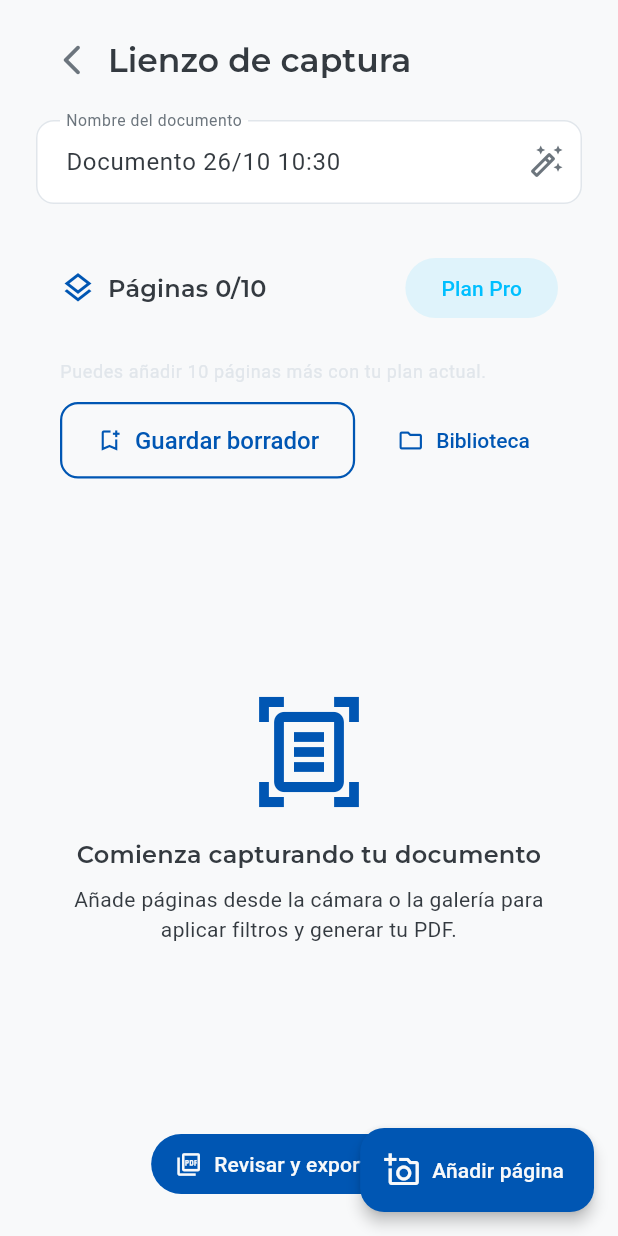
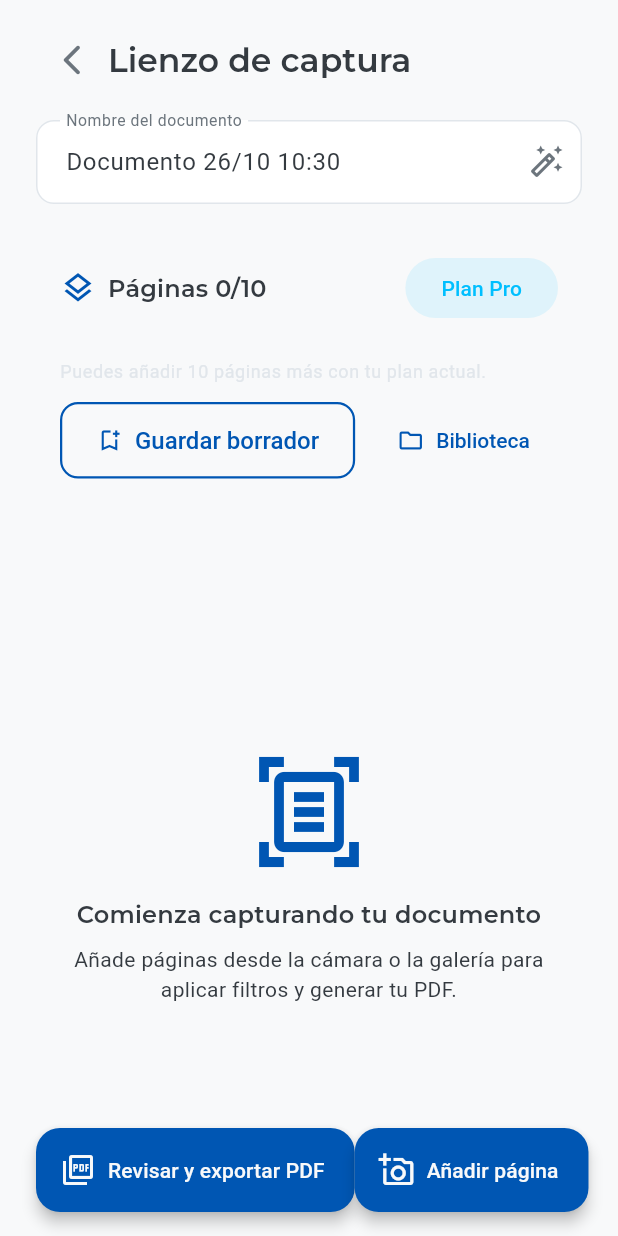
Before and after one commit to RRober97/EasyScanPDF, a Flutter app: the MainScanningScreen screen opened by its route, on a phone screen of 412 x 824 dp. Run offline on Flutter 3.47's test engine with Material 3 defaults, Android fonts, the phone set to English and light mode, and no system bars; our stand-ins replace cached_network_image, camera, connectivity_plus, flutter_animate, flutter_cache_manager, flutter_riverpod and 9 more; missing offline and left inert: crop_your_image.

Commit message:
Align export action with add page FAB

```diff
--- a/lib/presentation/main_scanning_screen/main_scanning_screen.dart
+++ b/lib/presentation/main_scanning_screen/main_scanning_screen.dart
@@ -172,10 +172,39 @@ class _MainScanningScreenState extends ConsumerState<MainScanningScreen> {
     final progress = limit == 0 ? 0.0 : session.pages.length / limit;
 
     return Scaffold(
-      floatingActionButton: FloatingActionButton.extended(
-        onPressed: _showAddOptions,
-        icon: const Icon(Icons.add_a_photo_outlined),
-        label: const Text('Añadir página'),
+      floatingActionButtonLocation: FloatingActionButtonLocation.centerFloat,
+      floatingActionButton: Padding(
+        padding: const EdgeInsets.symmetric(horizontal: 24),
+        child: Row(
+          children: [
+            FloatingActionButton.extended(
+              heroTag: 'export-fab',
+              onPressed: session.pages.isEmpty
+                  ? () => Fluttertoast.showToast(
+                        msg: 'Añade al menos una página para generar el PDF',
+                      )
+                  : () {
+                      Navigator.pushNamed(
+                        context,
+                        AppRoutes.pdfGeneration,
+                        arguments: {
+                          'name': _nameController.text.trim(),
+                          'draftId': _draftId,
+                        },
+                      );
+                    },
+              icon: const Icon(Icons.picture_as_pdf_outlined),
+              label: const Text('Revisar y exportar PDF'),
+            ),
+            const Spacer(),
+            FloatingActionButton.extended(
+              heroTag: 'add-page-fab',
+              onPressed: _showAddOptions,
+              icon: const Icon(Icons.add_a_photo_outlined),
+              label: const Text('Añadir página'),
+            ),
+          ],
+        ),
       ),
       body: SafeArea(
         child: Column(
@@ -332,30 +361,6 @@ class _MainScanningScreenState extends ConsumerState<MainScanningScreen> {
                       ),
               ),
             ),
-            SafeArea(
-              top: false,
-              child: Padding(
-                padding: const EdgeInsets.fromLTRB(24, 8, 24, 24),
-                child: FilledButton.icon(
-                  onPressed: session.pages.isEmpty
-                      ? () => Fluttertoast.showToast(
-                            msg: 'Añade al menos una página para generar el PDF',
-                          )
-                      : () {
-                          Navigator.pushNamed(
-                            context,
-                            AppRoutes.pdfGeneration,
-                            arguments: {
-                              'name': _nameController.text.trim(),
-                              'draftId': _draftId,
-                            },
-                          );
-                        },
-                  icon: const Icon(Icons.picture_as_pdf_outlined),
-                  label: const Text('Revisar y exportar PDF'),
-                ),
-              ),
-            ),
           ],
         ),
       ),
```
